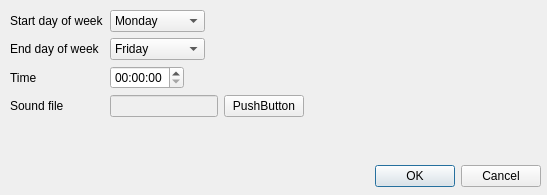
Above: weeklyScheduleEditDialog.ui from raaleksandr/SchoolBellWithMusic before the change. Below: the same form after it.
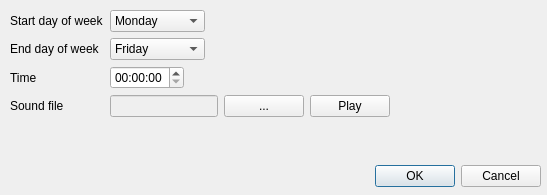
That is the form after the change.

```diff
--- a/weeklyScheduleEditDialog.ui
+++ b/weeklyScheduleEditDialog.ui
@@ -179,7 +179,14 @@
       <item>
        <widget class="QPushButton" name="chooseFilePushButton">
         <property name="text">
-         <string>PushButton</string>
+         <string>...</string>
+        </property>
+       </widget>
+      </item>
+      <item>
+       <widget class="QPushButton" name="playSoundPushButton">
+        <property name="text">
+         <string>Play</string>
         </property>
        </widget>
       </item>
```
